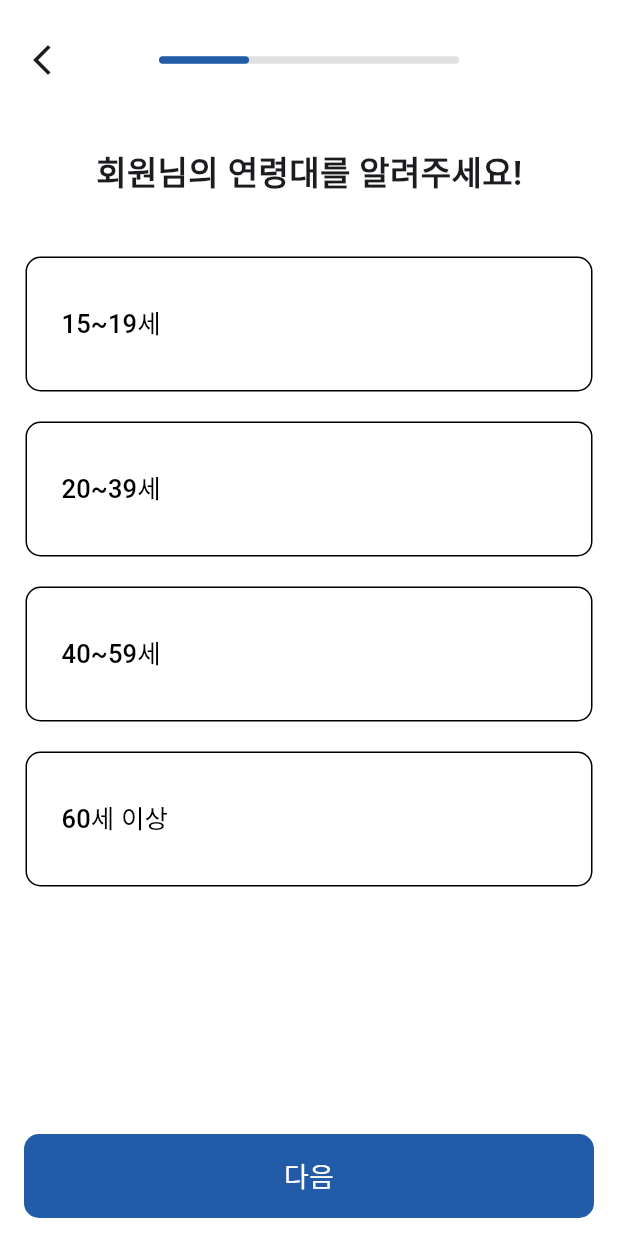
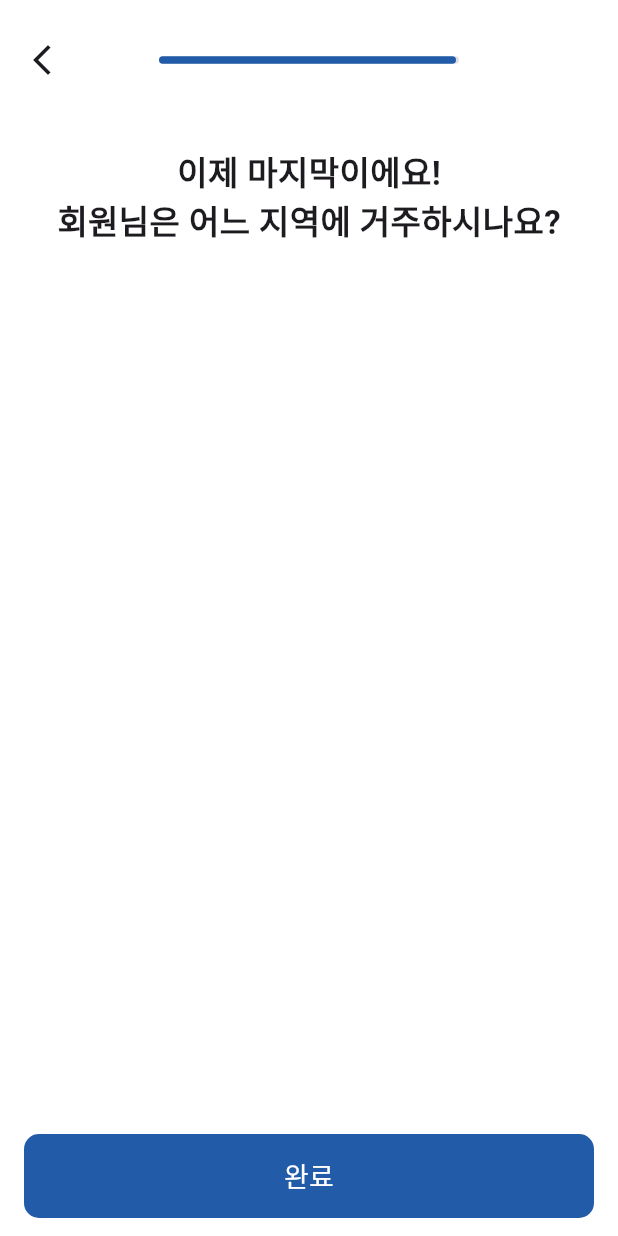
Before and after one commit to misochallenge-ProPick/MISOCHALLENGE2025_ProPick, a Flutter app: the screen it shows after launch, on a phone screen of 412 x 824 dp. Run offline on Flutter 3.47's test engine with Material 3 defaults, Android fonts, the phone set to English and light mode, and no system bars.

Commit message:
fix: 거주 지역 추가 페이지 구현중

```diff
--- a/lib/main.dart
+++ b/lib/main.dart
@@ -1,5 +1,6 @@
 import 'package:flutter/material.dart';
 import 'package:propick/page/inputAge_page.dart';
+import 'package:propick/page/inputArea_page.dart';
 import 'package:propick/page/inputType_page.dart';
 
 void main() {
@@ -18,7 +19,7 @@ class _MyWidgetState extends State<MyWidget> {
   Widget build(BuildContext context) {
     return MaterialApp(
       debugShowCheckedModeBanner: false,
-      home: InputAgePage(),
+      home: InputAreaPage(),
     );
   }
 }
--- a/lib/page/inputArea_page.dart
+++ b/lib/page/inputArea_page.dart
@@ -0,0 +1,97 @@
+import 'package:flutter/material.dart';
+import 'package:propick/page/inputType_page.dart';
+
+class InputAreaPage extends StatefulWidget {
+  const InputAreaPage({super.key});
+
+  @override
+  State<InputAreaPage> createState() => _InputAreaPageState();
+}
+
+class _InputAreaPageState extends State<InputAreaPage> {
+  @override
+  Widget build(BuildContext context) {
+    return MaterialApp(
+      debugShowCheckedModeBanner: false,
+      home: Scaffold(
+        backgroundColor: Colors.white,
+
+        appBar: AppBar(
+          centerTitle: true,
+          toolbarHeight: 80,
+          backgroundColor: Colors.white,
+          title: SizedBox(
+            width: 200,
+            child: LinearProgressIndicator(
+              value: 0.99,
+              backgroundColor: Colors.grey[300],
+              color: Color.fromARGB(255, 34, 92, 168),
+              minHeight: 5.0,
+              borderRadius: BorderRadius.circular(10.0),
+            ),
+          ),
+          leading: IconButton(
+            onPressed: () {
+              Navigator.push(
+                context,
+                MaterialPageRoute(builder: (context) => const InputTypePage()),
+              );
+            },
+            icon: Icon(Icons.arrow_back_ios_new),
+          ),
+        ),
+
+
+        body: Column(
+          children: [
+            SizedBox(height: 18),
+            Center(
+              child: Column(
+                mainAxisAlignment: MainAxisAlignment.center,
+                children: [
+                  Text(
+                    "이제 마지막이에요!",
+                    style: TextStyle(fontSize: 22, fontWeight: FontWeight.w600),
+                  ),
+                  Text(
+                    "회원님은 어느 지역에 거주하시나요?",
+                    style: TextStyle(fontSize: 22, fontWeight: FontWeight.w600),
+                  ),
+                ],
+              ),
+            ),
+            SizedBox(height: 40),
+            Padding(
+              padding: const EdgeInsets.symmetric(horizontal: 15),
+              // child: DropdownButton(
+              //   items: [
+
+              //   ],
+              //   onChanged:
+              // ),
+            ),
+          ],
+        ),
+
+        bottomNavigationBar: BottomAppBar(
+          color: Colors.white,
+          child: TextButton(
+            style: TextButton.styleFrom(
+              shape: RoundedRectangleBorder(
+                borderRadius: BorderRadius.circular(10),
+              ),
+              backgroundColor: Color.fromARGB(255, 34, 92, 168),
+            ),
+            onPressed: () {},
+            child: Text(
+              "완료",
+              style: TextStyle(fontSize: 18, color: Colors.white),
+            ),
+          ),
+        ),
+
+
+      ),
+    );
+  }
+}
--- a/lib/page/inputType_page.dart
+++ b/lib/page/inputType_page.dart
@@ -1,5 +1,6 @@
 import 'package:flutter/material.dart';
 import 'package:propick/page/inputAge_page.dart';
+import 'package:propick/page/inputArea_page.dart';
 
 class InputTypePage extends StatelessWidget {
   const InputTypePage({super.key});
@@ -123,13 +124,16 @@ class InputTypePage extends StatelessWidget {
               ),
               backgroundColor: Color.fromARGB(255, 34, 92, 168),
             ),
-            onPressed: () {},
-            child: Text("다음",
-              style: TextStyle(
-                fontSize: 18,
-                color: Colors.white,
-              ),
-            )
+            onPressed: () {
+              Navigator.push(
+                context,
+                MaterialPageRoute(builder: (context) => const InputAreaPage()),
+              );
+            },
+            child: Text(
+              "다음",
+              style: TextStyle(fontSize: 18, color: Colors.white),
+            ),
           ),
         ),
       ),
```
